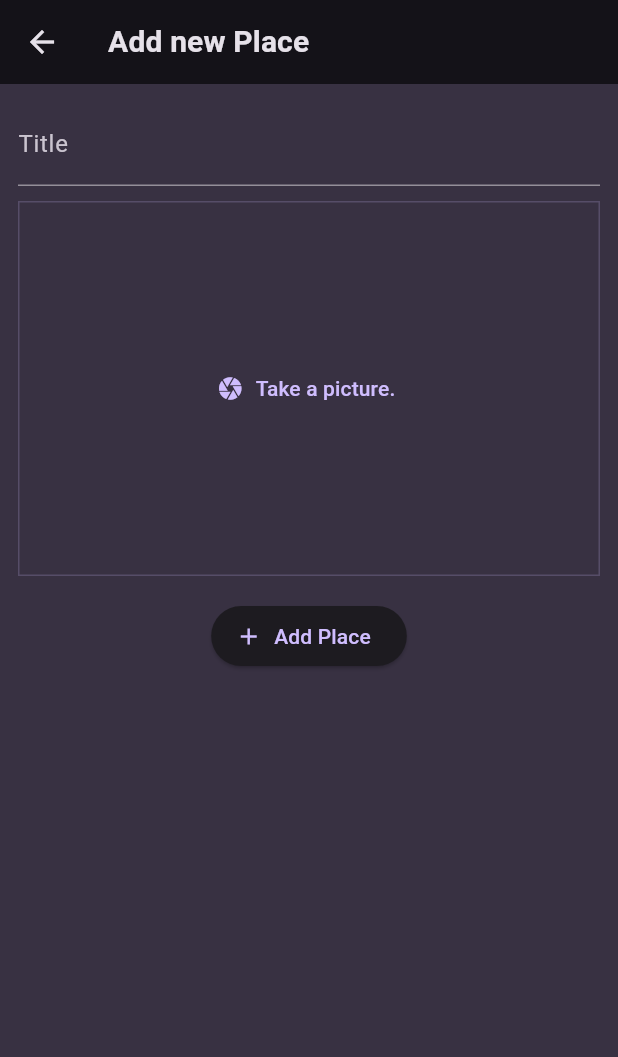
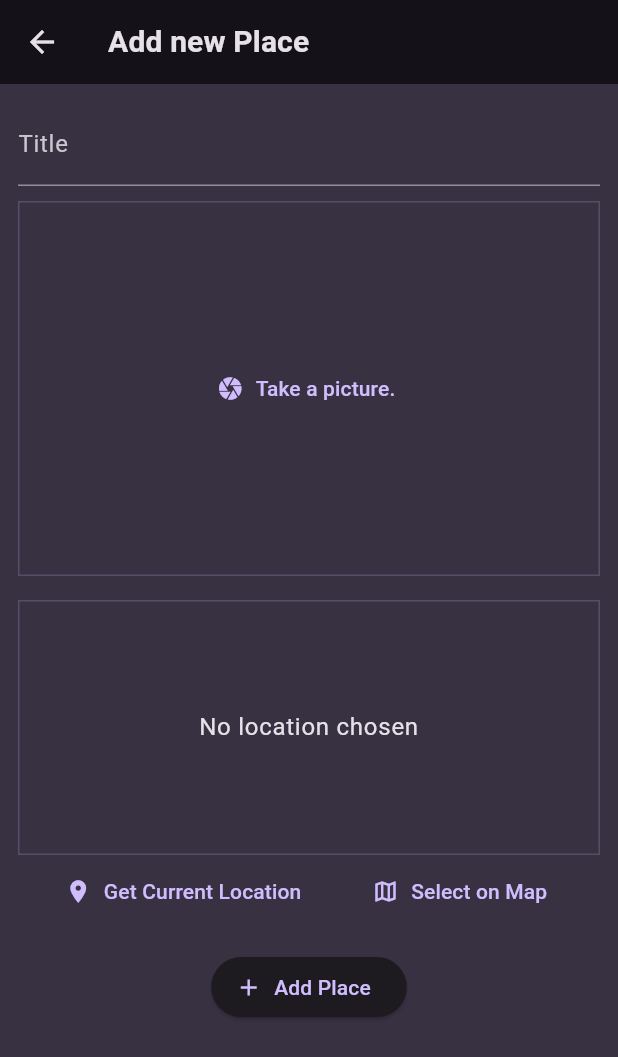
Before and after one commit to RAFYA-Hamza/FlutterAppProjects, a Flutter app: the AddPlaceScreen screen opened directly, on a phone screen of 412 x 824 dp. Shown: the top 1057 px of the screen. Run offline on Flutter 3.47's test engine with Material 3 defaults, Android fonts, the phone set to English and light mode, and no system bars; our stand-ins replace flutter_riverpod, google_fonts, image_picker, location, riverpod, transparent_image.

Commit message:
some add

```diff
--- a/expense_tracker_app/pubspec.yaml
+++ b/expense_tracker_app/pubspec.yaml
@@ -37,6 +37,7 @@ dependencies:
   cupertino_icons: ^1.0.2
   uuid: ^4.3.3
   intl: ^0.19.0
+  flutter_map: ^6.1.0
 
 dev_dependencies:
   flutter_test:
--- a/favorites_places/lib/screens/place_add.dart
+++ b/favorites_places/lib/screens/place_add.dart
@@ -3,6 +3,7 @@ import 'dart:io';
 import 'package:favorites_places/model/place.dart';
 import 'package:favorites_places/providers/place_provider.dart';
 import 'package:favorites_places/widgets/image_input.dart';
+import 'package:favorites_places/widgets/location_input.dart';
 import 'package:flutter/material.dart';
 import 'package:flutter_riverpod/flutter_riverpod.dart';
 
@@ -81,6 +82,8 @@ class _AddPlaceScreenState extends ConsumerState<AddPlaceScreen> {
               },
             ),
             const SizedBox(height: 16),
+            LocationInput(),
+            const SizedBox(height: 16),
             ElevatedButton.icon(
               onPressed: () => _savePlace(),
               icon: const Icon(
--- /dev/null
+++ b/favorites_places/lib/widgets/location_input.dart
@@ -0,0 +1,105 @@
+import 'package:flutter/material.dart';
+import 'package:location/location.dart';
+
+class LocationInput extends StatefulWidget {
+  const LocationInput({super.key});
+
+  @override
+  State<LocationInput> createState() => _LocationInputState();
+}
+
+class _LocationInputState extends State<LocationInput> {
+  Location? _pickedLocation;
+  bool _isGettingLocation = false;
+
+  void _getCurrentLocation() async {
+    Location location = Location();
+
+    bool serviceEnabled;
+    PermissionStatus permissionGranted;
+    LocationData locationData;
+
+    serviceEnabled = await location.serviceEnabled();
+    if (!serviceEnabled) {
+      serviceEnabled = await location.requestService();
+      if (!serviceEnabled) {
+        return;
+      }
+    }
+
+    permissionGranted = await location.hasPermission();
+    if (permissionGranted == PermissionStatus.denied) {
+      permissionGranted = await location.requestPermission();
+      if (permissionGranted != PermissionStatus.granted) {
+        return;
+      }
+    }
+
+    setState(() {
+      _isGettingLocation = true;
+    });
+
+    locationData = await location.getLocation();
+
+    setState(() {
+      _isGettingLocation = false;
+    });
+
+    print(locationData);
+    print(locationData.latitude);
+    print(locationData.longitude);
+  }
+
+  @override
+  Widget build(BuildContext context) {
+    // Widget flutterMap =  FlutterMap(
+    //         options: MapOptions(
+    //           center: LatLng(51.509364, -0.128928),
+    //           zoom: 3.2,
+    //         ),
+    //         children: [
+    //           TileLayer(
+    //               urlTemplate: 'https://tile.openstreetmap.org/{z}/{x}/{y}.png',
+    //               userAgentPackageName: 'com.example.app',
+    //           );
+    return Column(
+      children: [
+        Container(
+          height: 170,
+          width: double.infinity,
+          alignment: Alignment.center,
+          decoration: BoxDecoration(
+            border: Border.all(
+              width: 1,
+              color: Theme.of(context).colorScheme.primary.withOpacity(0.2),
+            ),
+          ),
+          child: _isGettingLocation
+              ? const CircularProgressIndicator()
+              : Text(
+                  'No location chosen',
+                  textAlign: TextAlign.center,
+                  style: Theme.of(context).textTheme.bodyLarge!.copyWith(
+                        color: Theme.of(context).colorScheme.onBackground,
+                      ),
+                ),
+        ),
+        Row(
+          mainAxisAlignment: MainAxisAlignment.spaceEvenly,
+          children: [
+            TextButton.icon(
+              onPressed: _getCurrentLocation,
+              icon: const Icon(Icons.location_on),
+              label: const Text('Get Current Location'),
+            ),
+            TextButton.icon(
+              onPressed: () {},
+              icon: const Icon(Icons.map_outlined),
+              label: const Text('Select on Map'),
+            ),
+          ],
+        )
+      ],
+    );
+  }
+}
--- a/favorites_places/lib/widgets/place_list.dart
+++ b/favorites_places/lib/widgets/place_list.dart
@@ -21,7 +21,9 @@ class PlaceList extends StatelessWidget {
             itemCount: placesList.length,
             itemBuilder: (context, index) {
               return ListTile(
-                // leading: cir,
+                leading: CircleAvatar(
+                  backgroundImage: FileImage(placesList[index].image),
+                ),
                 onTap: () {
                   Navigator.of(context).push(
                     MaterialPageRoute(
--- a/favorites_places/pubspec.yaml
+++ b/favorites_places/pubspec.yaml
@@ -40,6 +40,8 @@ dependencies:
   flutter_riverpod: ^2.4.10
   uuid: ^4.3.3
   image_picker: ^1.0.7
+  location: ^5.0.3
+  flutter_map: ^6.1.0
 
 dev_dependencies:
   flutter_test:
```
Also changed, not shown: favorites_places/lib/screens/place_details.dart (+9 -8 lines), expense_tracker_app/pubspec.lock, favorites_places/pubspec.lock, 2 other files.
